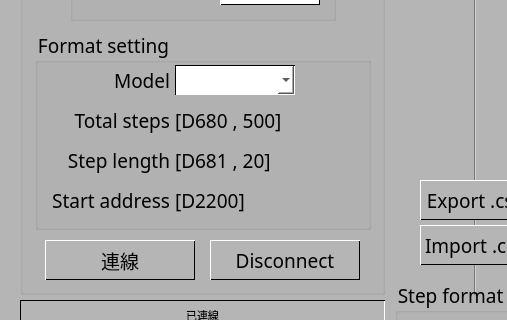
Above: QPLC_StepConvertToCsv_GUI.ui from eyichia/QPLC before the change; both pictures show x 0 to 507 and y 305 to 625 of the 1020 by 760 pixel window. Below: the same form after it.
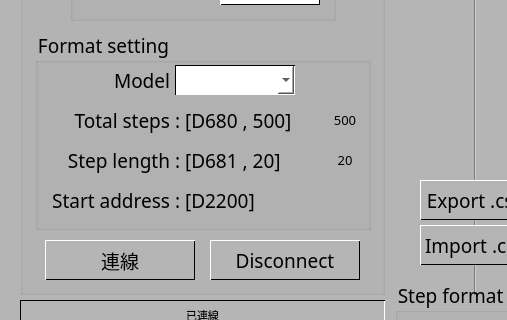
That is the form after the change. Icons and pictures are not drawn.

Patch:
```diff
--- a/QPLC_StepConvertToCsv_GUI.ui
+++ b/QPLC_StepConvertToCsv_GUI.ui
@@ -1884,7 +1884,7 @@
 }</string>
       </property>
       <property name="text">
-       <string>[D680 , 500]</string>
+       <string>: [D680 , 500]</string>
       </property>
       <property name="alignment">
        <set>Qt::AlignmentFlag::AlignLeading|Qt::AlignmentFlag::AlignLeft|Qt::AlignmentFlag::AlignVCenter</set>
@@ -1917,7 +1917,7 @@
 }</string>
       </property>
       <property name="text">
-       <string>[D681 , 20]</string>
+       <string>: [D681 , 20]</string>
       </property>
       <property name="alignment">
        <set>Qt::AlignmentFlag::AlignLeading|Qt::AlignmentFlag::AlignLeft|Qt::AlignmentFlag::AlignVCenter</set>
@@ -1981,12 +1981,78 @@
 }</string>
       </property>
       <property name="text">
-       <string>[D2200]</string>
+       <string>: [D2200]</string>
       </property>
       <property name="alignment">
        <set>Qt::AlignmentFlag::AlignLeading|Qt::AlignmentFlag::AlignLeft|Qt::AlignmentFlag::AlignVCenter</set>
       </property>
      </widget>
+     <widget class="QLabel" name="response_ts_val">
+      <property name="enabled">
+       <bool>true</bool>
+      </property>
+      <property name="geometry">
+       <rect>
+        <x>295</x>
+        <y>75</y>
+        <width>30</width>
+        <height>30</height>
+       </rect>
+      </property>
+      <property name="font">
+       <font>
+        <family>Microsoft YaHei</family>
+        <pointsize>10</pointsize>
+       </font>
+      </property>
+      <property name="layoutDirection">
+       <enum>Qt::LayoutDirection::LeftToRight</enum>
+      </property>
+      <property name="styleSheet">
+       <string notr="true">QLabel{
+	background-color: transparent;
+}</string>
+      </property>
+      <property name="text">
+       <string>500</string>
+      </property>
+      <property name="alignment">
+       <set>Qt::AlignmentFlag::AlignCenter</set>
+      </property>
+     </widget>
+     <widget class="QLabel" name="response_sl_val">
+      <property name="enabled">
+       <bool>true</bool>
+      </property>
+      <property name="geometry">
+       <rect>
+        <x>295</x>
+        <y>115</y>
+        <width>30</width>
+        <height>30</height>
+       </rect>
+      </property>
+      <property name="font">
+       <font>
+        <family>Microsoft YaHei</family>
+        <pointsize>10</pointsize>
+       </font>
+      </property>
+      <property name="layoutDirection">
+       <enum>Qt::LayoutDirection::LeftToRight</enum>
+      </property>
+      <property name="styleSheet">
+       <string notr="true">QLabel{
+	background-color: transparent;
+}</string>
+      </property>
+      <property name="text">
+       <string>20</string>
+      </property>
+      <property name="alignment">
+       <set>Qt::AlignmentFlag::AlignCenter</set>
+      </property>
+     </widget>
     </widget>
    </widget>
    <widget class="QLabel" name="label_connect_status">
```
Left out of the diff: 11 changed lines with no effect on the pictures.
